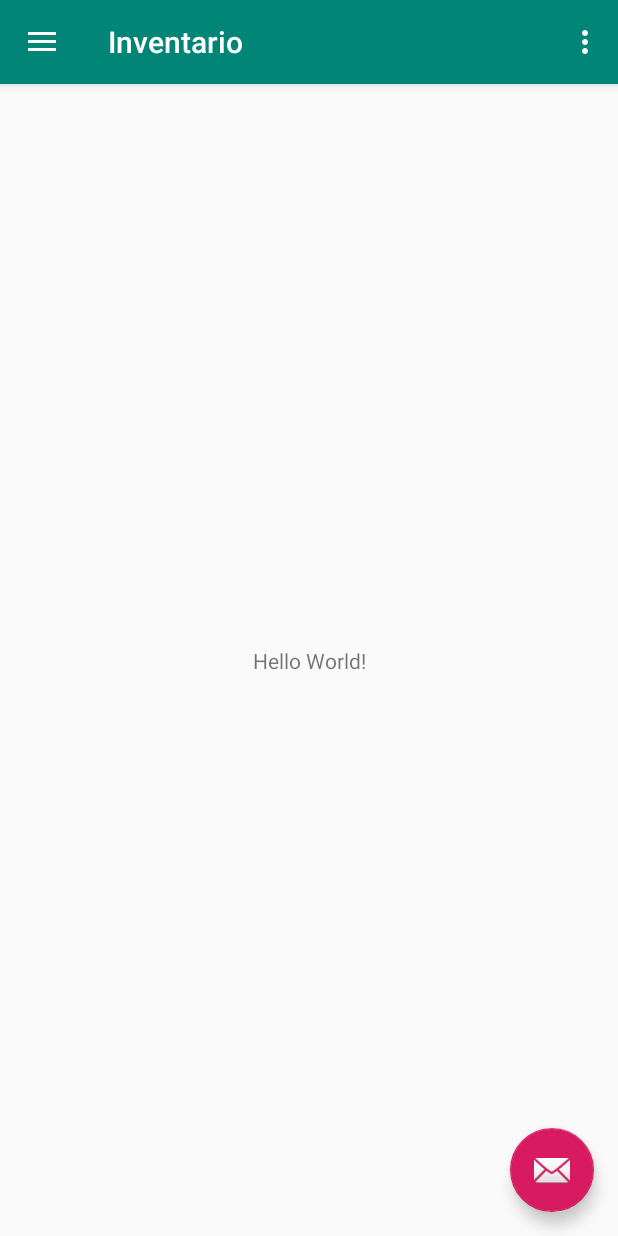
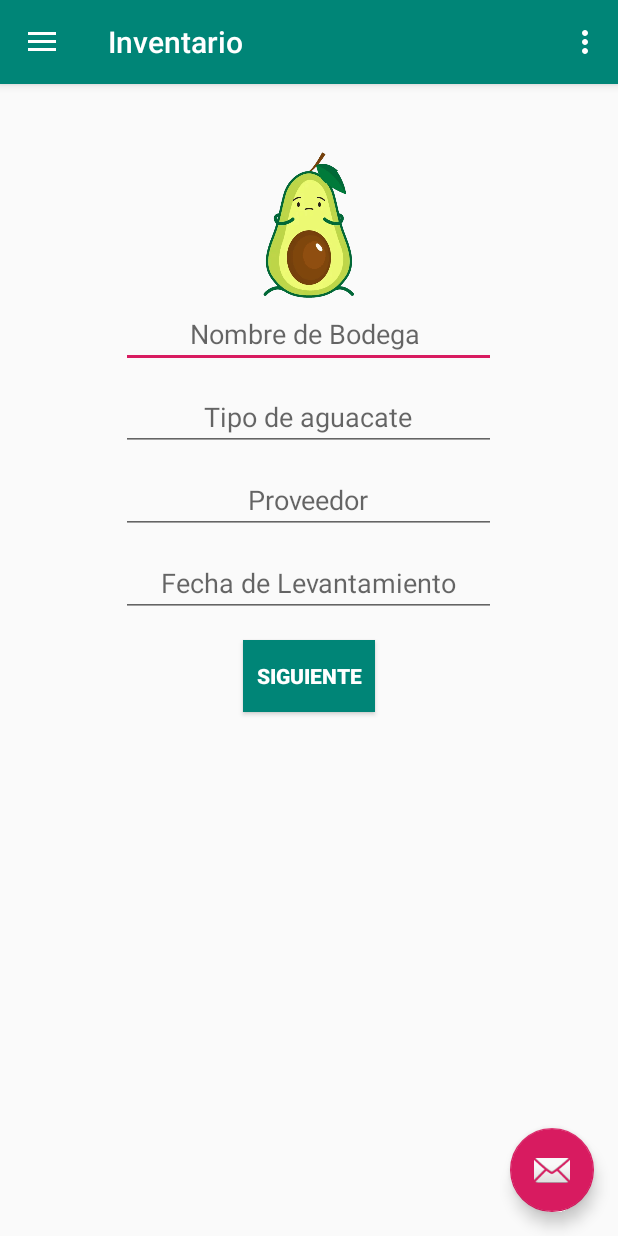
Before and after one commit to ManuelRodriguez96/Inventario, an Android app: the screen it shows after launch (MainActivity), in the side drawer, after a tap on "Inventarios", on a phone screen of 412 x 824 dp. Run offline under Robolectric (Android 15) with nearby library versions, the light colour scheme and no system bars.

Commit message:
Fix Fragmentos diseño

```diff
--- a/app/src/main/java/com/example/inventario/FragmentMain.java
+++ b/app/src/main/java/com/example/inventario/FragmentMain.java
@@ -21,7 +21,7 @@ public class FragmentMain extends AppCompatActivity {
         Toolbar toolbar = (Toolbar) findViewById(R.id.toolbar);
         setSupportActionBar(toolbar);
 
-        TabLayout tabLayout = (TabLayout) findViewById(R.id.tab_layout);
+        @SuppressLint("WrongViewCast") TabLayout tabLayout = (TabLayout) findViewById(R.id.tab_layout);
         tabLayout.addTab(tabLayout.newTab().setText("Tab 1"));
         tabLayout.addTab(tabLayout.newTab().setText("Tab 2"));
         tabLayout.addTab(tabLayout.newTab().setText("Tab 3"));
--- /dev/null
+++ b/app/src/main/java/com/example/inventario/InventarioFragment.java
@@ -0,0 +1,32 @@
+package com.example.inventario;
+
+
+import android.os.Bundle;
+
+import androidx.fragment.app.Fragment;
+
+import android.view.LayoutInflater;
+import android.view.View;
+import android.view.ViewGroup;
+
+
+/**
+ * A simple {@link Fragment} subclass.
+ */
+public class InventarioFragment extends Fragment {
+
+
+    public InventarioFragment() {
+        // Required empty public constructor
+    }
+
+
+    @Override
+    public View onCreateView(LayoutInflater inflater, ViewGroup container,
+                             Bundle savedInstanceState) {
+        View view = inflater.inflate(R.layout.fragment_inventario, container, false);
+
+        return view;
+    }
+
+}
--- a/app/src/main/java/com/example/inventario/MainActivity.java
+++ b/app/src/main/java/com/example/inventario/MainActivity.java
@@ -93,8 +93,9 @@ public class MainActivity extends AppCompatActivity
         } else if (id == R.id.nav_gallery) {
 
         } else if (id == R.id.nav_slideshow) {
+            getSupportFragmentManager().beginTransaction().add(R.id.drawer_layout,new InventarioFragment()).commit();
+        } else if (id == R.id.nav_tools) {
 
-        } else if (id == R.id.nav_tools) {
 
         } else if (id == R.id.nav_share) {
 
--- a/app/src/main/res/layout/activity_main.xml
+++ b/app/src/main/res/layout/activity_main.xml
@@ -22,4 +22,6 @@
         app:headerLayout="@layout/nav_header_main"
         app:menu="@menu/activity_main_drawer" />
 
+
+
 </androidx.drawerlayout.widget.DrawerLayout>
--- a/app/src/main/res/layout/app_bar_main.xml
+++ b/app/src/main/res/layout/app_bar_main.xml
@@ -20,7 +20,9 @@
 
     </com.google.android.material.appbar.AppBarLayout>
 
+<!--
     <include layout="@layout/content_main" />
+-->
 
     <com.google.android.material.floatingactionbutton.FloatingActionButton
         android:id="@+id/fab"
--- /dev/null
+++ b/app/src/main/res/layout/fragment_inventario.xml
@@ -0,0 +1,59 @@
+<?xml version="1.0" encoding="utf-8"?>
+<FrameLayout xmlns:android="http://schemas.android.com/apk/res/android"
+    xmlns:tools="http://schemas.android.com/tools"
+    android:layout_width="match_parent"
+    android:layout_height="match_parent"
+    tools:context=".InventarioFragment">
+
+    <LinearLayout
+        android:layout_width="match_parent"
+        android:layout_height="match_parent"
+        android:orientation="vertical">
+
+        <ImageView
+            android:layout_width="110dp"
+            android:layout_height="100dp"
+            android:layout_marginTop="100dp"
+            android:layout_gravity="center"
+            android:src="@drawable/aguacate" />
+
+        <AutoCompleteTextView
+            android:layout_width="250dp"
+            android:layout_height="wrap_content"
+            android:layout_gravity="center"
+            android:hint="Nombre de Bodega "
+            android:textAlignment="center" />
+
+        <AutoCompleteTextView
+            android:layout_width="250dp"
+            android:layout_height="wrap_content"
+            android:layout_gravity="center"
+            android:layout_marginTop="10dp"
+            android:hint="Tipo de aguacate"
+            android:textAlignment="center" />
+        <AutoCompleteTextView
+            android:layout_width="250dp"
+            android:layout_height="wrap_content"
+            android:layout_gravity="center"
+            android:layout_marginTop="10dp"
+            android:hint="Proveedor"
+            android:textAlignment="center" />
+        <AutoCompleteTextView
+            android:layout_width="250dp"
+            android:layout_height="wrap_content"
+            android:layout_gravity="center"
+            android:layout_marginTop="10dp"
+            android:hint="Fecha de Levantamiento"
+            android:textAlignment="center" />
+        <Button
+            android:layout_width="wrap_content"
+            android:layout_height="wrap_content"
+            android:layout_gravity="center"
+            android:layout_margin="15dp"
+            android:text="Siguiente"
+            android:background="@color/colorPrimary"
+            android:textColor="#fff"
+            android:textStyle="bold"/>
+    </LinearLayout>
+
+</FrameLayout>
--- a/app/src/main/res/values/strings.xml
+++ b/app/src/main/res/values/strings.xml
@@ -18,4 +18,8 @@
     <string name="title_activity_requerimiento">Requerimiento</string>
     <string name="tab_text_1">Tab 1</string>
     <string name="tab_text_2">Tab 2</string>
+
+    <!-- TODO: Remove or change this placeholder text -->
+    <string name="hello_blank_fragment">Hello blank fragment</string>
+
 </resources>
```
Also changed, not shown: app/src/main/java/com/example/inventario/MaduracionInventarioFragment.java (added, +32 -0 lines), app/src/main/res/layout/fragment_maduracion_inventario.xml (added, +53 -0 lines), app/src/main/res/drawable/aguacate.png (added).
